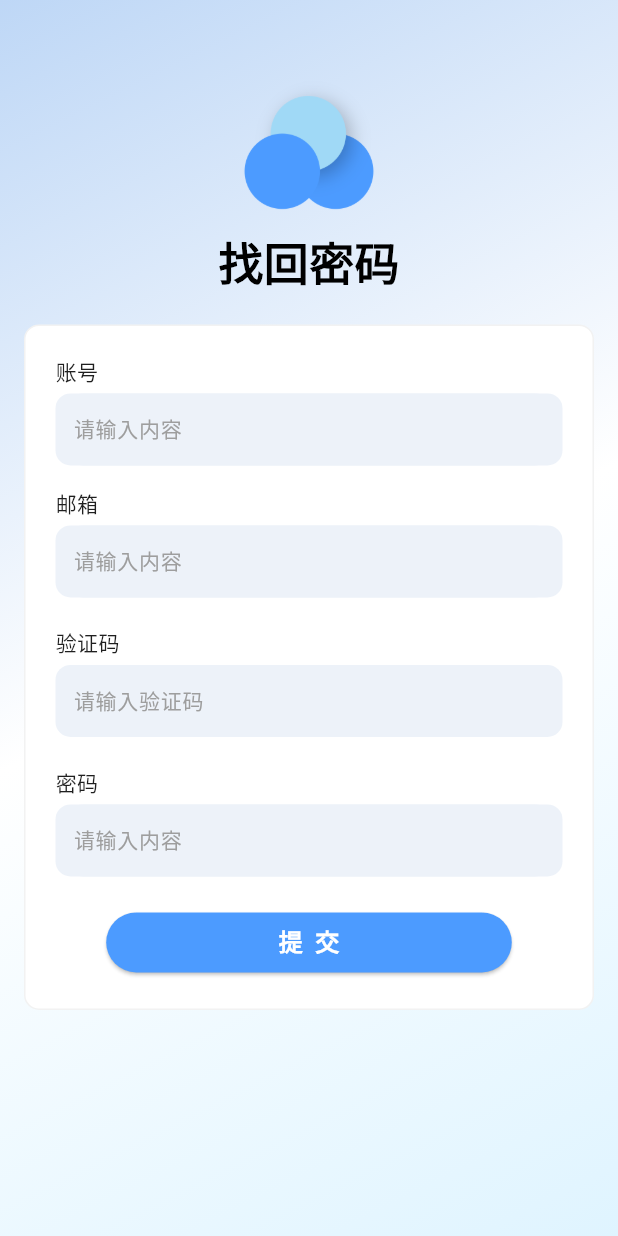
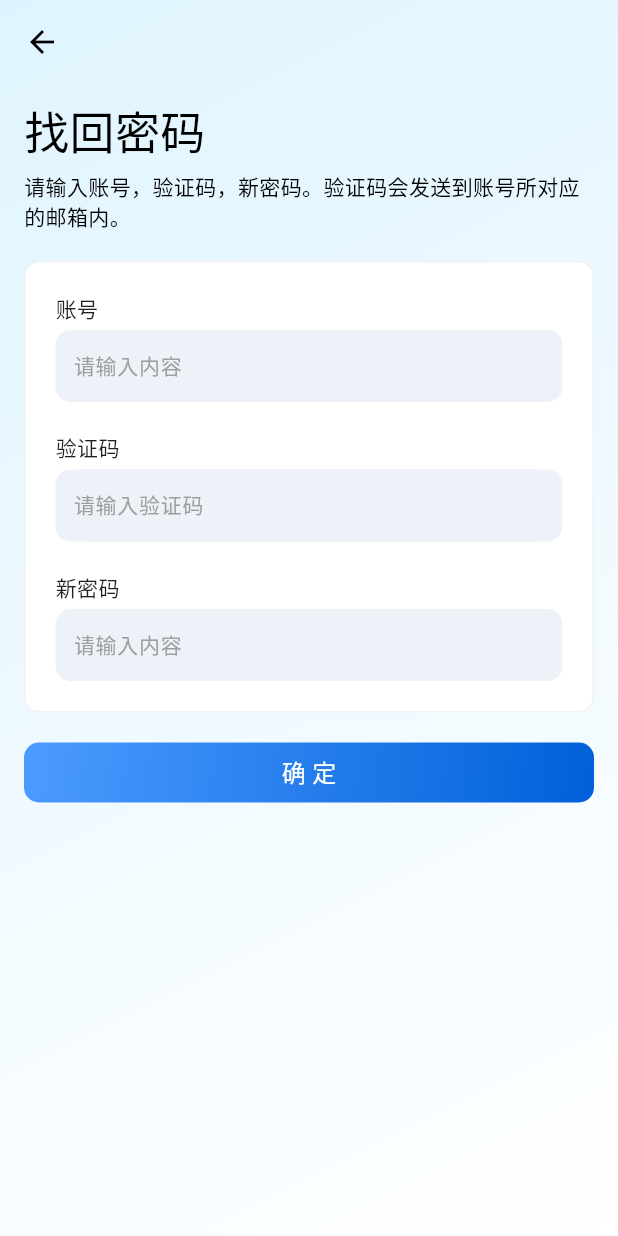
Before and after one commit to Neo-Nedio/chat, a Flutter app: the screen it shows after launch, after a tap on "忘记密码?", on a phone screen of 412 x 824 dp. Run offline on Flutter 3.47's test engine with Material 3 defaults, Android fonts, the phone set to English and light mode, and no system bars; our stand-ins replace audioplayers, cached_network_image, dio, flutter_local_notifications, flutter_slidable, fluttertoast and 6 more; missing offline and left inert: app_badge_plus, encrypt, flutter_pickers, mobile_scanner, pointycastle.

Commit message:
找回密码页面调整

```diff
--- a/lib/api/user_api.dart
+++ b/lib/api/user_api.dart
@@ -105,6 +105,16 @@ class UserApi {
     return response.data;
   }
 
+  //发送邮箱验证码（按账号）
+  Future<Map<String, dynamic>> emailVerificationByAccount(
+      String account) async {
+    final response = await _dio.post(
+      '/v1/api/user/email/verify/by/account',
+      data: {'account': account},
+    );
+    return response.data;
+  }
+
   //用户注册
   Future<Map<String, dynamic>> register(
       String username,String account,String password,String email,String code) async {
@@ -123,13 +133,12 @@ class UserApi {
 
   //忘记密码
   Future<Map<String, dynamic>> forget(
-      String account,String password,String email,String code) async {
+      String account,String password,String code) async {
     final response = await _dio.post(
       '/v1/api/user/forget',
       data: {
         'account':account,
         'password':password,
-        'email':email,
         'code':code
       },
     );
--- a/lib/pages/password/retrieve/index.dart
+++ b/lib/pages/password/retrieve/index.dart
@@ -1,6 +1,5 @@
-import 'package:get/get_core/src/get_main.dart';
-import 'package:get/get_navigation/src/extension_navigation.dart';
-
+import 'package:flutter/services.dart';
+import '../../../components/custom_button/index.dart';
 import '../../../components/custom_text_field/index.dart';
 import '../../../utils/getx_config/config.dart';
 import 'logic.dart';
@@ -16,44 +15,47 @@ class RetrievePassword extends CustomWidget<RetrievePasswordLogic> {
 
   @override
   Widget buildWidget(BuildContext context) {
-    final screenWidth = MediaQuery.of(context).size.width;
-    final screenHeight = MediaQuery.of(context).size.height;
-
-    return Scaffold(
-      resizeToAvoidBottomInset: false,
-      body: Container(
-        height: screenHeight,
-        decoration: const BoxDecoration(
+    return Container(
+      decoration: BoxDecoration(
         gradient: LinearGradient(
-            colors: [Color(0xFFBED7F6), Color(0xFFFFFFFF), Color(0xFFDFF4FF)],
+          colors: [theme.minorColor, const Color(0xFFFFFFFF)],
+          // 渐变颜色
           begin: Alignment.topLeft,
           end: Alignment.bottomRight,
         ),
       ),
-        child: SafeArea(
-          child: SingleChildScrollView(
-            child: Container(
-              height: screenHeight -
-                  MediaQuery.of(context).padding.top -
-                  MediaQuery.of(context).padding.bottom,
+      child: Scaffold(
+        backgroundColor: Colors.transparent, //透明
+        resizeToAvoidBottomInset: false,
+        appBar: AppBar( //空标题，用来显示返回键
+          backgroundColor: Colors.transparent,
+          elevation: 0,
+          systemOverlayStyle: SystemUiOverlayStyle.dark,
+        ),
+
+        //主体内容
+        body: Container(
           padding: const EdgeInsets.symmetric(horizontal: 16.0),
           child: Column(
+            crossAxisAlignment: CrossAxisAlignment.start,
             children: [
-                  const Spacer(flex: 1),
-                  // Logo部分
-                  Image.asset(
-                    'assets/images/logo.png',
-                    height: screenWidth * 0.25,
-                    width: screenWidth * 0.25,
-                  ),
+              const SizedBox(height: 10.0),
+
+              //上方文本
               const Text(
                 "找回密码",
                 style: TextStyle(
                   fontSize: 30,
-                      fontWeight: FontWeight.w900,
+                  fontWeight: FontWeight.w500,
                 ),
               ),
+              const SizedBox(height: 5.0),
+              const Text(
+                "请输入账号，验证码，新密码。验证码会发送到账号所对应的邮箱内。",
+                style: TextStyle(fontSize: 14),
+              ),
               const SizedBox(height: 20.0),
+
               // 登录框部分
               Container(
                 padding: const EdgeInsets.symmetric(
@@ -70,7 +72,7 @@ class RetrievePassword extends CustomWidget<RetrievePasswordLogic> {
                 ),
                 child: Column(
                   mainAxisSize: MainAxisSize.min,
-                      children: <Widget>[
+                  children: [
                     CustomTextField(
                       labelText: "账号",
                       controller: controller.accountController,
@@ -78,17 +80,14 @@ class RetrievePassword extends CustomWidget<RetrievePasswordLogic> {
                       suffix: Text('${controller.accountTextLength}/30'),
                       inputLimit: 30,
                     ),
-                        const SizedBox(height: 15.0),
-                        CustomTextField(
-                          labelText: "邮箱",
-                          controller: controller.mailController,
-                        ),
                     const SizedBox(height: 20.0),
                     CustomTextField(
                       labelText: '验证码',
                       hintText: "请输入验证码",
                       controller: controller.codeController,
-                          suffix: controller.mailController.text!=""?Row(
+                      //发送验证码按钮
+                      suffix: controller.accountController.text != ""
+                          ? Row(
                         mainAxisSize: MainAxisSize.min,
                         children: [
                           GestureDetector(
@@ -100,54 +99,39 @@ class RetrievePassword extends CustomWidget<RetrievePasswordLogic> {
                               style: TextStyle(
                                 fontSize: 14,
                                 color: controller.countdownTime > 0
-                                        ? const Color.fromARGB(255, 183, 184, 195)
-                                        : const Color.fromARGB(255, 17, 132, 255),
+                                    ? const Color.fromARGB(
+                                    255, 183, 184, 195)
+                                    : const Color.fromARGB(
+                                    255, 17, 132, 255),
                               ),
                             ),
                           ),
                           const SizedBox(width: 8.0),
                         ],
-                          ):null,
+                      )
+                          : null,
                     ),
                     const SizedBox(height: 20.0),
                     CustomTextField(
-                          labelText: "密码",
+                      labelText: "新密码",
                       controller: controller.passwordController,
                       obscureText: true,
                       onChanged: controller.onPasswordTextChanged,
                       suffix: Text('${controller.passwordTextLength}/16'),
                       inputLimit: 16,
                     ),
-                        const SizedBox(height: 20.0),
-                        FractionallySizedBox(
-                          widthFactor: 0.8,
-                          child: ElevatedButton(
-                            // onPressed: ()=>controller.login(context),
-                            onPressed: controller.onSubmit,
-                            style: ElevatedButton.styleFrom(
-                              padding: const EdgeInsets.symmetric(
-                                horizontal: 5,
-                                vertical: 5,
-                              ),
-                              backgroundColor: const Color(0xFF4C9BFF),
-                              foregroundColor: Colors.white,
-                            ),
-                            child: const Text(
-                              "提  交",
-                              style: TextStyle(
-                                fontSize: 16,
-                                fontWeight: FontWeight.bold,
-                              ),
-                            ),
-                          ),
-                        )
                   ],
                 ),
               ),
-                  const Spacer(flex: 3),
+              const SizedBox(height: 20.0),
+              //登录按钮
+              CustomButton(
+                text: "确 定",
+                onTap: controller.onSubmit,
+                width: MediaQuery.of(context).size.width,
+                type: 'gradient',
+              ),
             ],
-              ),
-            ),
           ),
         ),
       ),
--- a/lib/pages/password/retrieve/logic.dart
+++ b/lib/pages/password/retrieve/logic.dart
@@ -22,9 +22,6 @@ class RetrievePasswordLogic extends GetxController{
 
   //密码
   final passwordController = TextEditingController();
-
-  //邮箱
-  final mailController = TextEditingController();
 
   //验证码
   final codeController = TextEditingController();
@@ -60,9 +57,8 @@ class RetrievePasswordLogic extends GetxController{
   //发送验证码
   void onTapSendMail() async {
     if (countdownTime == 0) {
-      //TODO Http请求发送验证码
-      final String mail = mailController.text;
-      final emailVerificationResult = await _useApi.emailVerification(mail);
+      final String account = accountController.text;
+      final emailVerificationResult = await _useApi.emailVerificationByAccount(account);
       if (emailVerificationResult['code'] == 0) {
         CustomFlutterToast.showSuccessToast('发送成功~');
         countdownTime = 30;
@@ -89,14 +85,13 @@ class RetrievePasswordLogic extends GetxController{
   void onSubmit() async {
     String account = accountController.text;
     String password = passwordController.text;
-    String email = mailController.text;
     String code = codeController.text;
-    if (account.isEmpty || password.isEmpty || email.isEmpty || code.isEmpty) {
+    if (account.isEmpty || password.isEmpty || code.isEmpty) {
       CustomFlutterToast.showSuccessToast('不能为空，请填写完整！');
     } else {
       final encryptedPassword =await passwordEncrypt(password);
       assert (encryptedPassword!="-1");
-      final passwordForgetResult = await _useApi.forget(account, encryptedPassword, email, code);
+      final passwordForgetResult = await _useApi.forget(account, encryptedPassword, code);
         if (passwordForgetResult['code'] == 0) {
           CustomFlutterToast.showSuccessToast(passwordForgetResult['msg']);
           Get.back();
@@ -122,7 +117,6 @@ class RetrievePasswordLogic extends GetxController{
   void onClose() {
     accountController.dispose();
     passwordController.dispose();
-    mailController.dispose();
     codeController.dispose();
     super.onClose();
   }
```
Lines whose indentation alone changed are shown as unchanged.
